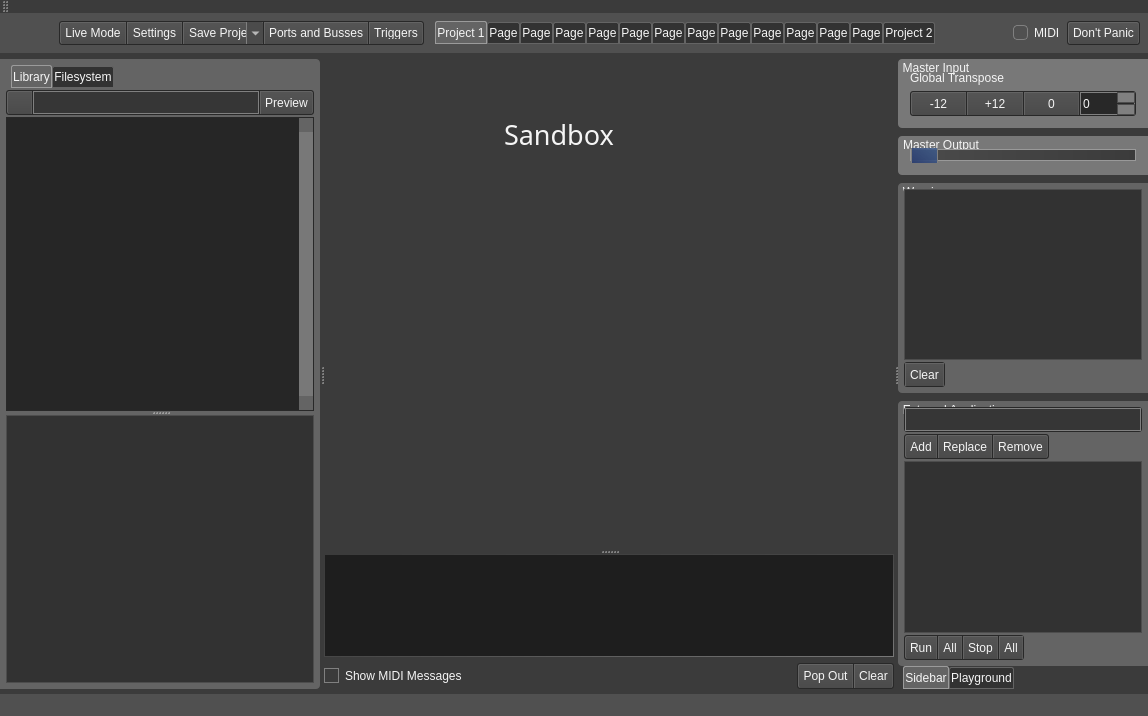
Old version of the form src/mainwindow.ui in the repository noedigcode/konfyt.
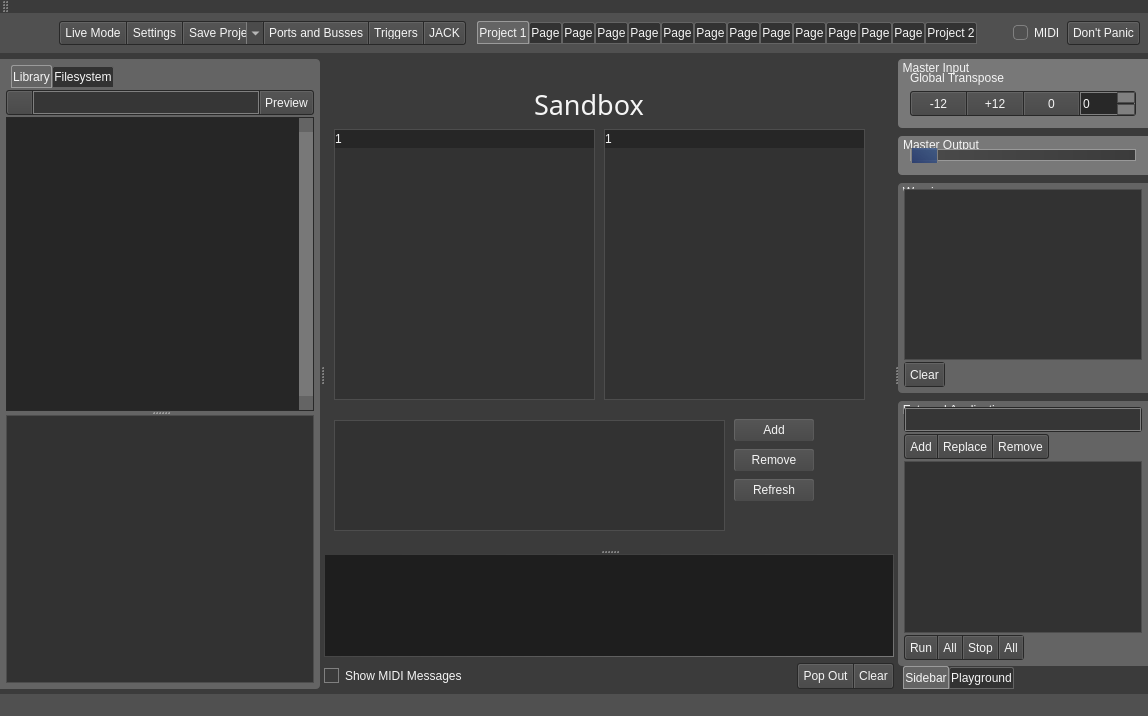
New version of the form. The open tabs and pages were chosen to show the change. Icons and pictures are not drawn.

Commit message: Added feature to enforce other JACK connections. GUI unpolished.

```diff
--- a/src/mainwindow.ui
+++ b/src/mainwindow.ui
@@ -671,7 +671,9 @@
              </size>
             </property>
             <property name="styleSheet">
-             <string notr="true">border-top-left-radius: 0;
+             <string notr="true">border-top-right-radius: 0;
+border-bottom-right-radius: 0;
+border-top-left-radius: 0;
 border-bottom-left-radius: 0;</string>
             </property>
             <property name="text">
@@ -679,6 +681,23 @@
             </property>
            </widget>
           </item>
+          <item>
+           <widget class="QPushButton" name="pushButton_ShowJackPage">
+            <property name="maximumSize">
+             <size>
+              <width>16777215</width>
+              <height>25</height>
+             </size>
+            </property>
+            <property name="styleSheet">
+             <string notr="true">border-top-left-radius: 0;
+border-bottom-left-radius: 0;</string>
+            </property>
+            <property name="text">
+             <string>JACK</string>
+            </property>
+           </widget>
+          </item>
          </layout>
         </widget>
        </item>
@@ -5240,8 +5259,8 @@
          <widget class="QLabel" name="label">
           <property name="geometry">
            <rect>
-            <x>180</x>
-            <y>50</y>
+            <x>210</x>
+            <y>20</y>
             <width>131</width>
             <height>51</height>
            </rect>
@@ -5262,6 +5281,85 @@
            <string>Sandbox</string>
           </property>
          </widget>
+         <widget class="QTreeWidget" name="treeWidget_jackPortsOut">
+          <property name="geometry">
+           <rect>
+            <x>10</x>
+            <y>70</y>
+            <width>261</width>
+            <height>271</height>
+           </rect>
+          </property>
+          <column>
+           <property name="text">
+            <string notr="true">1</string>
+           </property>
+          </column>
+         </widget>
+         <widget class="QTreeWidget" name="treeWidget_jackportsIn">
+          <property name="geometry">
+           <rect>
+            <x>280</x>
+            <y>70</y>
+            <width>261</width>
+            <height>271</height>
+           </rect>
+          </property>
+          <column>
+           <property name="text">
+            <string notr="true">1</string>
+           </property>
+          </column>
+         </widget>
+         <widget class="QListWidget" name="listWidget_jackConnections">
+          <property name="geometry">
+           <rect>
+            <x>10</x>
+            <y>361</y>
+            <width>391</width>
+            <height>111</height>
+           </rect>
+          </property>
+         </widget>
+         <widget class="QPushButton" name="pushButton_jackConAdd">
+          <property name="geometry">
+           <rect>
+            <x>410</x>
+            <y>360</y>
+            <width>80</width>
+            <height>22</height>
+           </rect>
+          </property>
+          <property name="text">
+           <string>Add</string>
+          </property>
+         </widget>
+         <widget class="QPushButton" name="pushButton_jackConRemove">
+          <property name="geometry">
+           <rect>
+            <x>410</x>
+            <y>390</y>
+            <width>80</width>
+            <height>22</height>
+           </rect>
+          </property>
+          <property name="text">
+           <string>Remove</string>
+          </property>
+         </widget>
+         <widget class="QPushButton" name="pushButton_jackConRefresh">
+          <property name="geometry">
+           <rect>
+            <x>410</x>
+            <y>420</y>
+            <width>80</width>
+            <height>22</height>
+           </rect>
+          </property>
+          <property name="text">
+           <string>Refresh</string>
+          </property>
+         </widget>
         </widget>
        </widget>
        <widget class="QStackedWidget" name="stackedWidget_Console">
```
Left out of the diff: 4 changed lines with no effect on the pictures. The commit also changes 8 other files.
